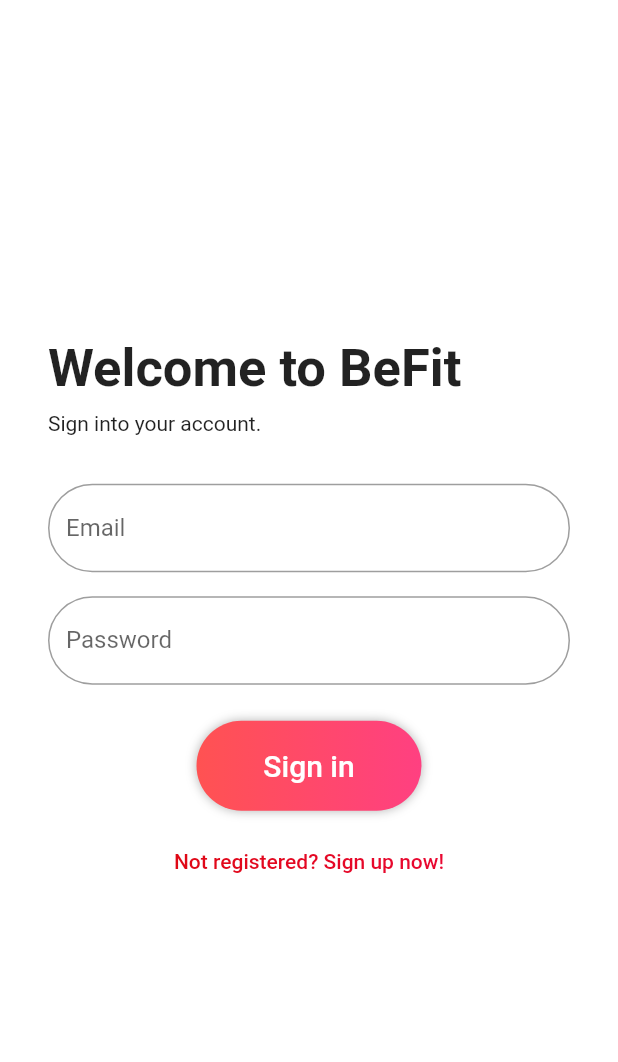
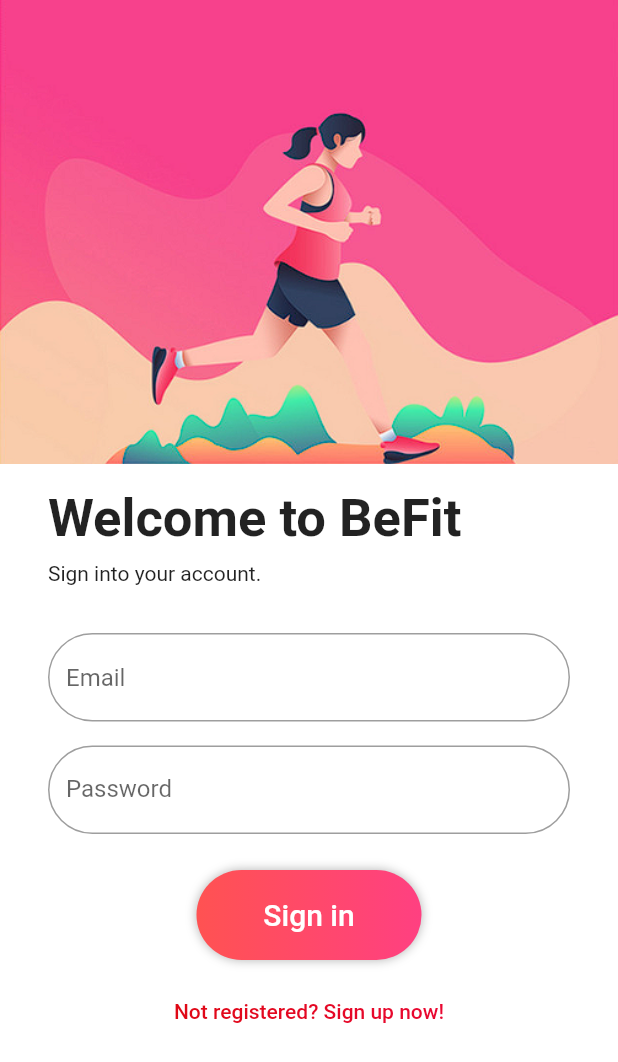
Before and after one commit to basiljamil12/BeFit, a Flutter app: the screen it shows after launch, on a phone screen of 412 x 824 dp. Shown: the top 1062 px of the screen. Run offline on Flutter 3.47's test engine with Material 2 defaults, Android fonts, the phone set to English and light mode, and no system bars; our stand-ins replace firebase_auth, firebase_core, google_nav_bar, pedometer; accounts and stored records are empty.

Commit message:
step model and api and login work

```diff
--- a/frontend/mybefitapp/lib/utilities/constants.dart
+++ b/frontend/mybefitapp/lib/utilities/constants.dart
@@ -4,6 +4,8 @@ class Constants {
     final factoryConstant = {
       'url': startingIp,
       'userList': '$startingIp/userprofile',
+      'stepList': '$startingIp/steps',
+      'bodyList': '$startingIp/measurements',
     };
     return factoryConstant;
   }
--- a/frontend/mybefitapp/lib/views/login_view.dart
+++ b/frontend/mybefitapp/lib/views/login_view.dart
@@ -3,10 +3,10 @@ import 'package:mybefitapp/services/auth/auth_service.dart';
 import 'package:mybefitapp/utilities/constant_routes.dart';
 
 class LoginView extends StatefulWidget {
-  const LoginView({super.key});
+  const LoginView({Key? key}) : super(key: key);
 
   @override
-  State<LoginView> createState() => _LoginViewState();
+  _LoginViewState createState() => _LoginViewState();
 }
 
 class _LoginViewState extends State<LoginView> {
@@ -29,34 +29,43 @@ class _LoginViewState extends State<LoginView> {
 
   @override
   Widget build(BuildContext context) {
+    final screenWidth = MediaQuery.of(context).size.width;
+    const aspectRatio = 16 / 12; // Replace with your image's aspect ratio
+    final imageHeight = screenWidth / aspectRatio;
+
     return Scaffold(
       backgroundColor: Colors.white,
-      body: SafeArea(
-        child: Center(
-          child: SingleChildScrollView(
-            child: Padding(
+      body: SingleChildScrollView(
+        child: Column(
+          crossAxisAlignment: CrossAxisAlignment.start,
+          children: [
+            Container(
+              width: screenWidth,
+              height: imageHeight,
+              child: Image.asset(
+                'assets/image.png',
+                fit: BoxFit.cover,
+              ),
+            ),
+            Padding(
               padding: const EdgeInsets.symmetric(horizontal: 32.0),
               child: Column(
-                mainAxisAlignment: MainAxisAlignment.center,
+                crossAxisAlignment: CrossAxisAlignment.start,
                 children: [
+                  const SizedBox(height: 16),
                   Column(
+                    crossAxisAlignment: CrossAxisAlignment.start,
                     children: const [
-                      Align(
-                        alignment: Alignment.centerLeft,
-                        child: Text(
+                      Text(
                         'Welcome to BeFit',
                         style: TextStyle(
                           fontWeight: FontWeight.bold,
                           fontSize: 35.0,
                         ),
                       ),
-                      ),
                       SizedBox(height: 8),
-                      Align(
-                        alignment: Alignment.centerLeft,
-                        child: Text(
+                      Text(
                         'Sign into your account.',
-                        ),
                       ),
                     ],
                   ),
@@ -67,8 +76,6 @@ class _LoginViewState extends State<LoginView> {
                     keyboardType: TextInputType.emailAddress,
                     decoration: InputDecoration(
                       hintText: 'Email',
-                      // focusedBorder: const OutlineInputBorder(
-                      //     borderSide: BorderSide(color: Colors.white)),
                       border: OutlineInputBorder(
                         borderSide: const BorderSide(
                           width: 3,
@@ -96,7 +103,8 @@ class _LoginViewState extends State<LoginView> {
                     ),
                   ),
                   const SizedBox(height: 24.0),
-                  DecoratedBox(
+                  Center(
+                    child: DecoratedBox(
                       decoration: BoxDecoration(
                         gradient: const LinearGradient(colors: [
                           Colors.redAccent,
@@ -105,22 +113,26 @@ class _LoginViewState extends State<LoginView> {
                         borderRadius: BorderRadius.circular(50.0),
                         boxShadow: const <BoxShadow>[
                           BoxShadow(
-                            color: Color.fromRGBO(
-                                0, 0, 0, 0.30), //shadow for button
-                            blurRadius: 5)
+                            color: Color.fromRGBO(0, 0, 0, 0.30),
+                            blurRadius: 5,
+                          ),
                         ],
-                    ), //blur radius of shadow),
+                      ),
                       child: ElevatedButton(
                         onPressed: () async {
                           final email = _email.text;
                           final password = _password.text;
                           try {
-                          await AuthService.firebase()
-                              .logIn(email: email, password: password);
+                            await AuthService.firebase().logIn(
+                              email: email,
+                              password: password,
+                            );
                             final user = AuthService.firebase().currentUser;
                             if (user != null) {
                               Navigator.of(context).pushNamedAndRemoveUntil(
-                                homeScreen, (route) => false);
+                                homeScreen,
+                                (route) => false,
+                              );
                             }
                           } catch (e) {
                             print(e);
@@ -143,8 +155,11 @@ class _LoginViewState extends State<LoginView> {
                         ),
                       ),
                     ),
+                  ),
                   const SizedBox(height: 10.0),
-                  TextButton(
+                  SizedBox(
+                    width: double.infinity,
+                    child: TextButton(
                       onPressed: () {
                         Navigator.of(context).pushNamed(registerScreen);
                       },
@@ -157,12 +172,14 @@ class _LoginViewState extends State<LoginView> {
                         shaderCallback: (bounds) => const LinearGradient(
                           colors: [Colors.red, Colors.pinkAccent],
                         ).createShader(bounds),
-                        child: const Text('Not registered? Sign up now!')),
+                        child: const Text('Not registered? Sign up now!'),
+                      ),
+                    ),
                   ),
                 ],
               ),
             ),
-          ),
+          ],
         ),
       ),
     );
--- a/frontend/mybefitapp/lib/views/register_view.dart
+++ b/frontend/mybefitapp/lib/views/register_view.dart
@@ -3,7 +3,7 @@ import 'package:mybefitapp/model/user_model.dart';
 import 'package:mybefitapp/services/auth/auth_service.dart';
 import 'package:mybefitapp/utilities/constant_routes.dart';
 
-import '../services/Api/api_call.dart';
+import '../services/Api/user_api_call.dart';
 
 class RegisterView extends StatefulWidget {
   const RegisterView({super.key});
@@ -239,7 +239,7 @@ class _RegisterViewState extends State<RegisterView> {
                           final isTrue = await fireBaseSignin();
                           if (isTrue) {
                             UserModel user = createUserModel();
-                            var response = await BaseClient()
+                            var response = await BaseUserClient()
                                 .postUserApi(user)
                                 .catchError((e) {});
                             if (response == null) return;
--- a/frontend/mybefitapp/pubspec.yaml
+++ b/frontend/mybefitapp/pubspec.yaml
@@ -42,6 +42,7 @@ dependencies:
   firebase_analytics: ^10.2.1
   intl: ^0.17.0
   google_nav_bar: ^5.0.6
+  pedometer: ^3.0.0
 
 dev_dependencies:
   flutter_test:
@@ -64,7 +65,8 @@ flutter:
   # included with your application, so that you can use the icons in
   # the material Icons class.
   uses-material-design: true
-
+  assets:
+    - assets/
   # To add assets to your application, add an assets section, like this:
   # assets:
   #   - images/a_dot_burr.jpeg
```
Also changed, not shown: frontend/mybefitapp/lib/model/step_model.dart (added, +35 -0 lines), frontend/mybefitapp/lib/model/user_model.dart (+13 -9 lines), frontend/mybefitapp/lib/services/Api/step_api_call.dart (added, +51 -0 lines), frontend/mybefitapp/lib/services/Api/user_api_call.dart (renamed from frontend/mybefitapp/lib/services/Api/api_call.dart, +9 -11 lines), frontend/mybefitapp/lib/views/hometabs/main_home.dart (+63 -35 lines), frontend/mybefitapp/assets/befitwallpaper.jpg (renamed from frontend/mybefitapp/assets/images/befitwallpaper.jpg), frontend/mybefitapp/assets/image.png (added), frontend/mybefitapp/pubspec.lock. Lines whose indentation alone changed are shown as unchanged.
